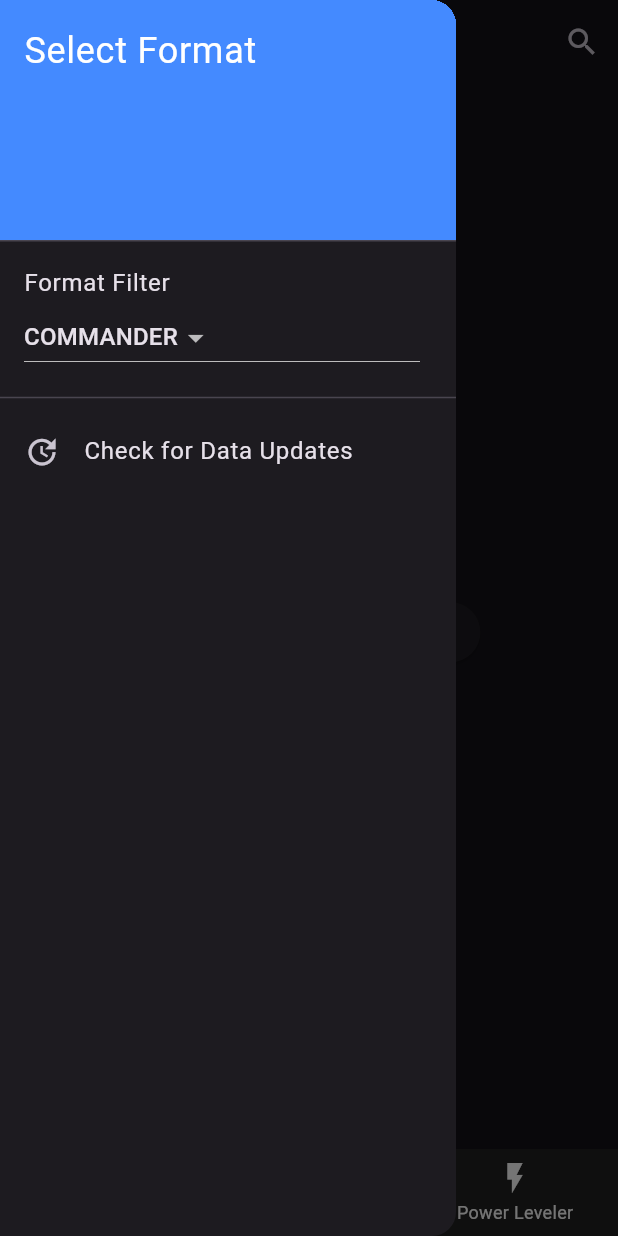
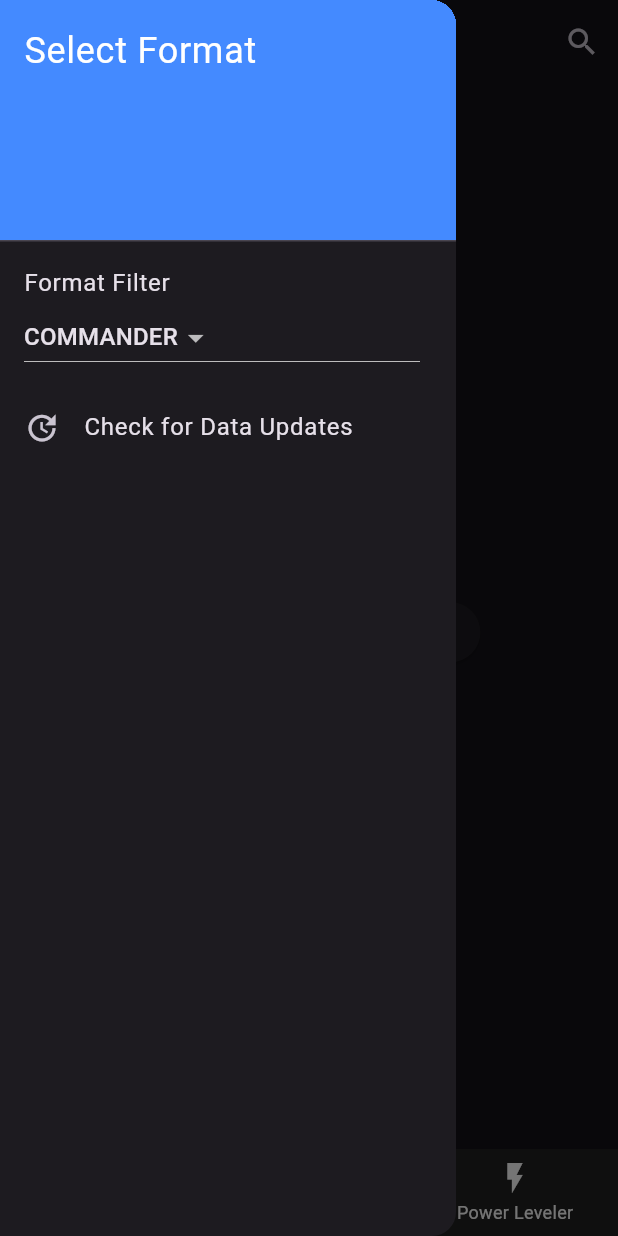
Before and after one commit to JakeTurner616/Lotus-Library, a Flutter app: the screen it shows after launch, with the side drawer open, on a phone screen of 412 x 824 dp. Run offline on Flutter 3.47's test engine with Material 3 defaults, Android fonts, the phone set to English and light mode, and no system bars; our stand-ins replace cached_network_image, flutter_native_splash, loading_indicator, shimmer; missing offline and left inert: flutter_desktop_splash, window_size.

Commit message:
refactor card dimensions and layout

```diff
--- a/lib/home_screen.dart
+++ b/lib/home_screen.dart
@@ -34,8 +34,6 @@ class _HomeScreenState extends State<HomeScreen> {
     'standard'
   ];
   String selectedFormat = 'commander';
-  static const double cardHeight = 450.0; // Fixed height for cards
-  static const double minCardWidth = 220.0; // Minimum card width
 
   @override
   void initState() {
@@ -122,9 +120,12 @@ class _HomeScreenState extends State<HomeScreen> {
 
   Widget _buildHomeScreen(BuildContext context) {
     double screenWidth = MediaQuery.of(context).size.width;
-    int crossAxisCount = (screenWidth / minCardWidth)
-        .floor()
-        .clamp(1, 100); // Ensures at least 1 and max 100 columns
+    double minCardWidth = 250.0;
+    double maxCardWidth = 250.0;
+    double cardHeight =
+        454.0; // Matches both CardWidget and SkeletonCard height
+
+    int crossAxisCount = (screenWidth / maxCardWidth).floor().clamp(1, 99);
     double cardWidth = screenWidth / crossAxisCount;
     double aspectRatio = cardWidth / cardHeight;
 
@@ -144,12 +145,12 @@ class _HomeScreenState extends State<HomeScreen> {
         Expanded(
           child: isLoading
               ? GridView.builder(
-                  itemCount: 16,
+                  itemCount: 25,
                   gridDelegate: SliverGridDelegateWithFixedCrossAxisCount(
                     crossAxisCount: crossAxisCount,
                     childAspectRatio: aspectRatio,
-                    crossAxisSpacing: 3.0, // Horizontal space between cards
-                    mainAxisSpacing: 3.0, // Vertical space between cards
+                    crossAxisSpacing: 5.0,
+                    mainAxisSpacing: 5.0,
                   ),
                   itemBuilder: (context, index) => SkeletonCard(),
                 )
@@ -159,13 +160,21 @@ class _HomeScreenState extends State<HomeScreen> {
                       gridDelegate: SliverGridDelegateWithFixedCrossAxisCount(
                         crossAxisCount: crossAxisCount,
                         childAspectRatio: aspectRatio,
-                        crossAxisSpacing: 3.0, // Horizontal space between cards
-                        mainAxisSpacing: 3.0, // Vertical space between cards
+                        crossAxisSpacing: 5.0,
+                        mainAxisSpacing: 5.0,
                       ),
                       itemCount: displayedCards.length,
-                      itemBuilder: (context, index) => CardWidget(
-                        cardData: displayedCards[index],
-                        cardLoader: cardLoader, // Pass cardLoader here
+                      itemBuilder: (context, index) => Center(
+                        child: ConstrainedBox(
+                          constraints: BoxConstraints(
+                            minWidth: minCardWidth,
+                            maxWidth: maxCardWidth,
+                          ),
+                          child: CardWidget(
+                            cardData: displayedCards[index],
+                            cardLoader: cardLoader,
+                          ),
+                        ),
                       ),
                     )
                   : Center(
@@ -257,7 +266,6 @@ class _HomeScreenState extends State<HomeScreen> {
                   .toList(),
             ),
           ),
-          Divider(),
           ListTile(
             leading: Icon(Icons.update),
             title: Text('Check for Data Updates'),
--- a/lib/main.dart
+++ b/lib/main.dart
@@ -29,6 +29,10 @@ void main() {
 void _initializeDesktopWindow() {
   setWindowTitle(
       "Lotus Library"); // Set the application title on desktop platforms
+  if (Platform.isWindows || Platform.isMacOS || Platform.isLinux) {
+    setWindowMinSize(const Size(
+        500, 600)); // Set the minimum width and height (e.g., 500x600)
+  }
 }
 
 /// The root widget of the application.
```
Also changed, not shown: lib/card_search_delegate.dart (+17 -7 lines), lib/card_widget.dart (+88 -23 lines), lib/skeleton_card.dart (+27 -6 lines).
